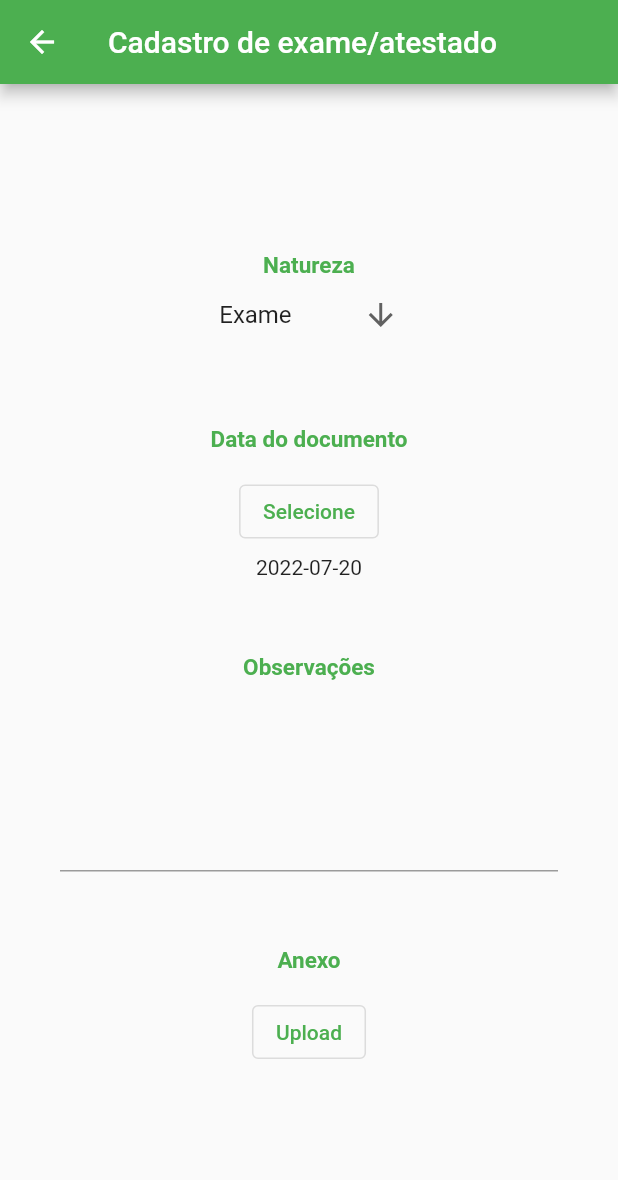
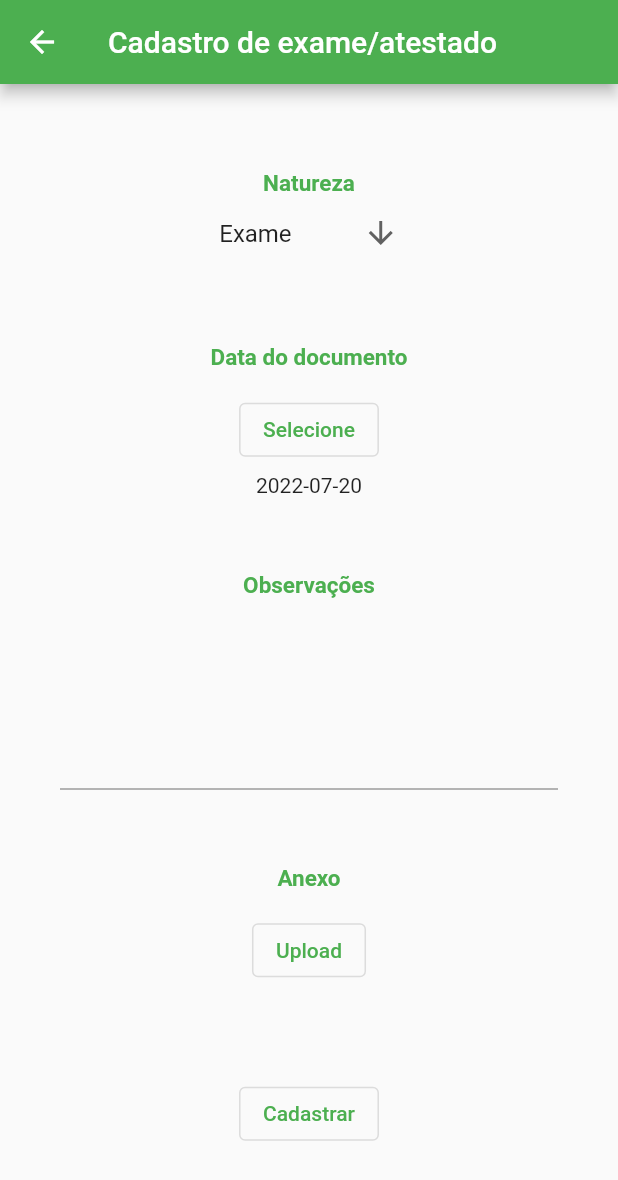
Before and after one commit to vitor27melo/MAC439-SAS-FrontEnd, a Flutter app: the ExamPage screen opened directly, after a tap on "Upload", on a phone screen of 412 x 824 dp. Shown: the top 1180 px of the screen. Run offline on Flutter 3.47's test engine with Material 2 defaults, Android fonts, the light colour scheme and no system bars; our stand-ins replace file_picker, flutter_speed_dial; missing offline and left inert: dart:html.

Commit message:
(feat) Finished document upload

```diff
--- a/lib/examRegister.dart
+++ b/lib/examRegister.dart
@@ -1,7 +1,14 @@
 import 'package:flutter/material.dart';
-import 'dart:io' as io;
+import 'package:http/http.dart' as http;
 import 'package:flutter/foundation.dart';
 import 'package:file_picker/file_picker.dart';
+import 'globals.dart' as globals;
+import 'package:http_parser/http_parser.dart';
+import 'dart:html' as html;
+import 'dart:typed_data';
+import 'dart:async';
+import 'dart:convert';
+import 'package:http_parser/http_parser.dart';
 
 class ExamPage extends StatefulWidget {
   const ExamPage({Key? key}) : super(key: key);
@@ -12,11 +19,15 @@ class ExamPage extends StatefulWidget {
 
 
 class _ExamRegisterPageState extends State<ExamPage> {
-  String dropdownValue = 'Exame';
+  List<int>? _selectedFile;
+  Uint8List? _bytesData;
+
+  String naturezaArquivo = 'Exame';
+  String nomeArquivo = '';
+  DateTime selectedDate = DateTime.now();
 
   final obsController = TextEditingController();
 
-  DateTime selectedDate = DateTime.now();
 
   @override
   void dispose() {
@@ -24,21 +35,61 @@ class _ExamRegisterPageState extends State<ExamPage> {
     super.dispose();
   }
 
-  Future<void> _selectFile(BuildContext context) async {
-    if (defaultTargetPlatform == TargetPlatform.iOS || defaultTargetPlatform == TargetPlatform.android) {
-      FilePickerResult? result = await FilePicker.platform.pickFiles();
-      if (result != null) {
-        print('-=-----=');
-        print(result.files);
+  Future<void> _register(BuildContext context) async {
+    var url = Uri.parse('http://localhost:1323/user/upload-file');
+    var request = http.MultipartRequest("POST", url);
+
+    request.headers['Access-Control_Allow_Origin'] = '*';
+    request.headers['Authorization'] = "Bearer ${globals.token}";
+
+    request.fields['attachmentType'] = naturezaArquivo;
+    request.fields['date'] = selectedDate.toString();
+    request.fields['obs'] = obsController.text;
+    request.files.add(await http.MultipartFile.fromBytes('file', _selectedFile!,
+        contentType: new MediaType('application', 'octet-stream'),
+        filename: nomeArquivo)
+    );
+
+    request.send().then((response) {
+      if (response.statusCode == 200) {
+        Navigator.of(context, rootNavigator: true).pop();
+        final snackBar = SnackBar(
+          content: Text('Documento cadastrado com sucesso!'),
+        );
+        ScaffoldMessenger.of(context).showSnackBar(snackBar);
+      } else {
+        final snackBar = SnackBar(
+          content: Text('Houve um erro ao cadastrar o documento. Tente novamente!'),
+        );
+        ScaffoldMessenger.of(context).showSnackBar(snackBar);
       }
+    });
+  }
 
-    }
-    else if (defaultTargetPlatform == TargetPlatform.linux || defaultTargetPlatform == TargetPlatform.macOS || defaultTargetPlatform == TargetPlatform.windows) {
-      // Some desktop specific code there
-    }
-    else {
-      // Some web specific code there
-    }
+  startWebFilePicker() async {
+    html.FileUploadInputElement uploadInput = html.FileUploadInputElement();
+    uploadInput.multiple = true;
+    uploadInput.draggable = true;
+    uploadInput.click();
+
+    uploadInput.onChange.listen((e) {
+      nomeArquivo = uploadInput.files![0].name;
+      final files = uploadInput.files;
+      final file = files![0];
+      final reader = new html.FileReader();
+
+      reader.onLoadEnd.listen((e) {
+        _handleResult(reader.result!);
+      });
+      reader.readAsDataUrl(file);
+    });
+  }
+
+  void _handleResult(Object result) {
+    setState(() {
+      _bytesData = Base64Decoder().convert(result.toString().split(",").last);
+      _selectedFile = _bytesData;
+    });
   }
 
   Future<void> _selectDate(BuildContext context) async {
@@ -80,7 +131,7 @@ class _ExamRegisterPageState extends State<ExamPage> {
                     ),
                   ),
                   DropdownButton<String>(
-                    value: dropdownValue,
+                    value: naturezaArquivo,
                     icon: const Icon(Icons.arrow_downward),
                     elevation: 16,
                     underline: Container(
@@ -88,7 +139,7 @@ class _ExamRegisterPageState extends State<ExamPage> {
                     ),
                     onChanged: (String? newValue) {
                       setState(() {
-                        dropdownValue = newValue!;
+                        naturezaArquivo = newValue!;
                       });
                     },
                     items: <String>['Exame', 'Atestado', 'Comprovante']
@@ -149,8 +200,15 @@ class _ExamRegisterPageState extends State<ExamPage> {
                   ),
                   SizedBox(height: 15.0,),
                   OutlinedButton(
-                    onPressed: () => _selectFile(context),
+                    onPressed: () => startWebFilePicker(),
                     child: Text('Upload'),
+                  ),
+                  SizedBox(height: 5.0,),
+                  Text("${nomeArquivo}"),
+                  SizedBox(height: 40.0,),
+                  OutlinedButton(
+                    onPressed: () => _register(context),
+                    child: Text('Cadastrar'),
                   ),
                 ]
             )
--- /dev/null
+++ b/lib/globals.dart
@@ -0,0 +1,3 @@
+library globals;
+
+String token = '';
--- a/lib/main.dart
+++ b/lib/main.dart
@@ -4,6 +4,7 @@
 import 'examRegister.dart' as examRegister;
 import 'dart:convert';
 import 'package:flutter_speed_dial/flutter_speed_dial.dart';
+import 'globals.dart' as globals;
 
 void main() {
   runApp(const MyApp());
@@ -74,6 +75,7 @@
       setState(() {
         user["token"] = user_json["token"];
         user["nome"] = user_json["nome"];
+        globals.token = user["token"];
         usuarioLogado = true;
       });
       final snackBar = SnackBar(
```
